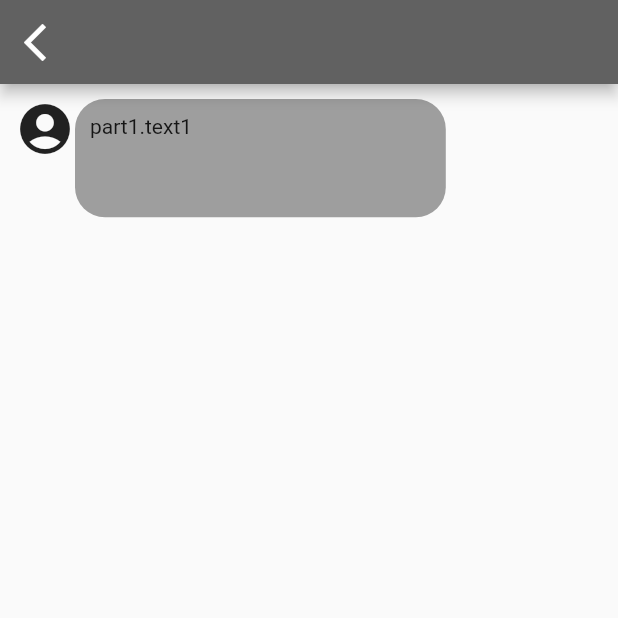
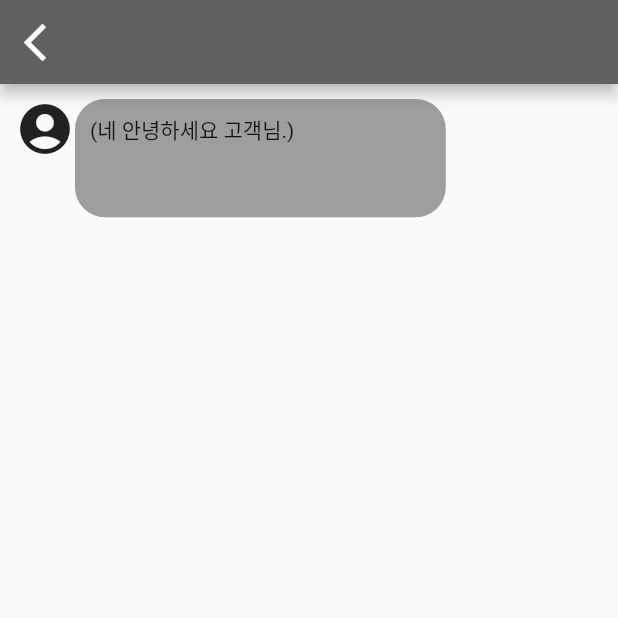
Before and after one commit to leedongyull/VoicePreventer, a Flutter app: the screen it shows after launch, after a tap on "이름", on a phone screen of 412 x 824 dp, the top half of it. Run offline on Flutter 3.47's test engine with Material 2 defaults, Android fonts, the phone set to English and light mode, and no system bars.

Commit message:
Making scenario 1

```diff
--- a/lib/main.dart
+++ b/lib/main.dart
@@ -1,6 +1,7 @@
 import 'package:flutter/material.dart';
 import 'package:voicepreventer/chatting.dart';
+import 'package:voicepreventer/scenario1.dart';
 
 void main() {
-  runApp(MaterialApp(home: chatting()));
+  runApp(MaterialApp(home: scenario1()));
 }
--- /dev/null
+++ b/lib/scenario1.dart
@@ -0,0 +1,293 @@
+import 'package:flutter/material.dart';
+
+class scenario1 extends StatefulWidget {
+  const scenario1({Key? key}) : super(key: key);
+
+  @override
+  State<scenario1> createState() => _scenario1State();
+}
+
+int chatting_count=0;
+int part_count=0;
+int idx=0;
+
+List<Map<String,String>> scenario=[
+  {'네 안녕하세요 고객님.':"fraud"},{"네 누구시죠?":"victim"},
+  {": NH농협은행 대출상담사 (사기범1) 대리라고 합니다.":"fraud"},{"아 네네. 무슨 일이신가요?":"victim"},
+  {"고객님 오늘 자로 대출 신청해주셔서 제가 상담 안내 연락드렸고요.":"fraud"},{"아 죄송한데 지금 급한 일이 있어서 1시간 이따가 전화 주세요.":"victim"},
+  {"아 네네 1시간 뒤에 연락드릴게요.":"fraud"},
+  {"피해자는 전화를 받은 당시 용무가 있어서 1시간 뒤에 연락해달라고 말한다.":"script"},
+  {"1시간 뒤, 전화가 오지 않자 피해자가 전화가 왔던 번호로 다시 전화를 걸게 된다.":"script"},
+  {"여보세요? NH농협은행 맞으신가요?":"victim"},{"네 NH농협입니다. 어떤 업무 때문에 그러시나요?":"fraud"},
+  {"네 안녕하세요 고객님.":"fraud"},{"네 누구시죠?":"victim"},
+];
+
+List part=[20,5];
+List select_chat=["선택지1","선택지2","선택지3"];
+int select=0;
+
+class _scenario1State extends State<scenario1> {
+
+  @override
+  Widget build(BuildContext context) {
+    return MaterialApp(
+      home: Stack(
+          children:[
+            Scaffold(
+              appBar: AppBar(
+                backgroundColor: Colors.grey[700],
+                title: Container(
+                  width: MediaQuery.of(context).size.width/100*15,
+                  child: Row(
+                    children: [
+                      Container(
+                          width: MediaQuery.of(context).size.width/100*5,
+                          child: Center(child: Icon(Icons.arrow_back_ios,color: Colors.white,size: 30))
+                      ),
+                      Container(
+                        width: MediaQuery.of(context).size.width/100*10,
+                        child: Center(
+                          child: Text("아들",style: TextStyle(color: Colors.white,fontSize: 25)),
+                        ),
+                      )
+                    ],
+                  ),
+                ),
+              ),
+              body: Stack(
+                children: [
+                  Container(
+                    child: ListView.builder(
+                        itemCount: chatting_count,
+                        itemBuilder: (BuildContext context,int index){
+                          return scenario[index].values.toString() == "(victim)"
+                              ?
+                          Container(
+                            padding: EdgeInsets.all(10),
+                            height: MediaQuery.of(context).size.height/100*12,
+                            width: MediaQuery.of(context).size.width/100*70,
+                            child: Row(
+                              mainAxisAlignment: MainAxisAlignment.end,
+                              crossAxisAlignment: CrossAxisAlignment.end,
+                              children: [
+                                Container(
+                                  padding: EdgeInsets.all(10),
+                                  width: MediaQuery.of(context).size.width/100*60,
+                                  height: MediaQuery.of(context).size.height/100*12,
+                                  decoration: BoxDecoration(
+                                    borderRadius: BorderRadius.circular(20),
+                                    color: Colors.yellow[500],
+                                  ),
+                                  child: Text("${scenario[index].keys}"),
+                                )
+                              ],
+                            ),
+                          )
+                              :
+                          Container(
+                            padding: EdgeInsets.all(10),
+                            height: MediaQuery.of(context).size.height/100*12,
+                            width: MediaQuery.of(context).size.width/100*70,
+                            child: Row(
+                              crossAxisAlignment: CrossAxisAlignment.start,
+                              children: [
+                                Icon(Icons.account_circle,size: 40,),
+                                Container(
+                                  padding: EdgeInsets.all(10),
+                                  width: MediaQuery.of(context).size.width/100*60,
+                                  height: MediaQuery.of(context).size.height/100*12,
+                                  decoration: BoxDecoration(
+                                    borderRadius: BorderRadius.circular(20),
+                                    color: Colors.grey[500],
+                                  ),
+                                  child: Text("${scenario[index].keys}"),
+                                )
+                              ],
+                            ),
+                          );
+                          /*scenario[0][index] == "select" ?
+                          Container(
+                            padding: EdgeInsets.all(10),
+                            height: MediaQuery.of(context).size.height/100*12,
+                            width: MediaQuery.of(context).size.width/100*70,
+                            child: Row(
+                              mainAxisAlignment: MainAxisAlignment.end,
+                              crossAxisAlignment: CrossAxisAlignment.end,
+                              children: [
+                                Container(
+                                  padding: EdgeInsets.all(10),
+                                  width: MediaQuery.of(context).size.width/100*60,
+                                  height: MediaQuery.of(context).size.height/100*12,
+                                  decoration: BoxDecoration(
+                                    borderRadius: BorderRadius.circular(20),
+                                    color: Colors.yellow[500],
+                                  ),
+                                  child: Text("${select_chat[select]}"),
+                                )
+                              ],
+                            ),
+                          )
+                              :
+                          Container(
+                            padding: EdgeInsets.all(10),
+                            height: MediaQuery.of(context).size.height/100*12,
+                            width: MediaQuery.of(context).size.width/100*70,
+                            child: Row(
+                              crossAxisAlignment: CrossAxisAlignment.start,
+                              children: [
+                                Icon(Icons.account_circle,size: 40,),
+                                Container(
+                                  padding: EdgeInsets.all(10),
+                                  width: MediaQuery.of(context).size.width/100*60,
+                                  height: MediaQuery.of(context).size.height/100*12,
+                                  decoration: BoxDecoration(
+                                    borderRadius: BorderRadius.circular(20),
+                                    color: Colors.grey[500],
+                                  ),
+                                  child: Text("${scenario[0][index]}"),
+                                )
+                              ],
+                            ),
+                          );*/
+                        }
+                    ),
+                  ),
+                ],
+              ),
+              bottomNavigationBar: BottomAppBar(
+                color: Colors.grey[700],
+                child: Container(
+                  height: MediaQuery.of(context).size.height/100*8,
+                  child: Row(
+                    mainAxisAlignment: MainAxisAlignment.spaceAround,
+                    children: [
+                      Container(
+                        child: Icon(Icons.add,color: Colors.grey[500],size: 50,),
+                      ),
+                      Container(
+                        width: MediaQuery.of(context).size.width/100*85,
+                        height: MediaQuery.of(context).size.height/100*6,
+                        decoration: BoxDecoration(
+                            color: Colors.grey[500],
+                            borderRadius: BorderRadius.circular(30)
+                        ),
+                      )
+                    ],
+                  ),
+                ),
+              ),
+            ),
+            Positioned(
+              bottom: 0,
+              right: MediaQuery.of(context).size.width/100*10,
+              child: MaterialButton(
+                padding: EdgeInsets.zero,
+                onPressed: (){
+                  setState(() {
+                    chatting_count++;
+                    part_count++;
+                  });
+                  if(part_count==part[idx]){
+                    idx++;
+                    showDialog(
+                        context: context,
+                        barrierDismissible: false,
+                        builder: (BuildContext context) {
+                          return AlertDialog(
+                            backgroundColor: Colors.transparent,
+                            actions: [
+                              Container(
+                                height: MediaQuery.of(context).size.height/100*60,
+                                child: Column(
+                                  mainAxisAlignment: MainAxisAlignment.spaceEvenly,
+                                  children: [
+                                    MaterialButton(
+                                      onPressed: (){
+                                        Navigator.pop(context);
+                                        setState(() {
+                                          chatting_count++;
+                                          select=0;
+                                        });
+                                      },
+                                      child: Container(
+                                        height: MediaQuery.of(context).size.height/100*10,
+                                        decoration: BoxDecoration(
+                                            borderRadius: BorderRadius.circular(20),
+                                            color: Colors.white
+                                        ),
+                                        child: Center(
+                                          child: Text("선택지1"),
+                                        ),
+                                      ),
+                                    ),
+                                    MaterialButton(
+                                      onPressed: (){
+                                        Navigator.pop(context);
+                                        setState(() {
+                                          chatting_count++;
+                                          select=1;
+                                        });
+                                      },
+                                      child: Container(
+                                        height: MediaQuery.of(context).size.height/100*10,
+                                        decoration: BoxDecoration(
+                                            borderRadius: BorderRadius.circular(20),
+                                            color: Colors.white
+                                        ),
+                                        child: Center(
+                                          child: Text("선택지2"),
+                                        ),
+                                      ),
+                                    ),
+                                    MaterialButton(
+                                      onPressed: (){
+                                        Navigator.pop(context);
+                                        setState(() {
+                                          chatting_count++;
+                                          select=2;
+                                        });
+                                      },
+                                      child: Container(
+                                        height: MediaQuery.of(context).size.height/100*10,
+                                        decoration: BoxDecoration(
+                                            borderRadius: BorderRadius.circular(20),
+                                            color: Colors.white
+                                        ),
+                                        child: Center(
+                                          child: Text("선택지3"),
+                                        ),
+                                      ),
+                                    ),
+                                  ],
+                                ),
+                              )
+                            ],
+                          );
+                        });
+                    part_count=0;
+                  }
+                },
+                child: Container(
+                    padding: EdgeInsets.all(15),
+                    width: MediaQuery.of(context).size.width/100*80,
+                    height: MediaQuery.of(context).size.height/100*30,
+                    decoration: BoxDecoration(
+                        border: Border.all(color: Colors.black),
+                        color: Colors.white.withOpacity(0.8),
+                        borderRadius: BorderRadius.only(topLeft: Radius.circular(20),topRight: Radius.circular(20))
+                    ),
+                    child: Column(
+                      crossAxisAlignment: CrossAxisAlignment.start,
+                      children: [
+                        DefaultTextStyle(style: TextStyle(fontSize: 30,color: Colors.black), child: Text("이름"),),
+                        DefaultTextStyle(style: TextStyle(fontSize: 20,color: Colors.black), child: Text("내용내용내용내용내용내용"),),
+                      ],
+                    )
+                ),
+              ),
+            ),
+          ]
+      ),
+    );
+  }
+}
```
Also changed, not shown: pubspec.lock.
